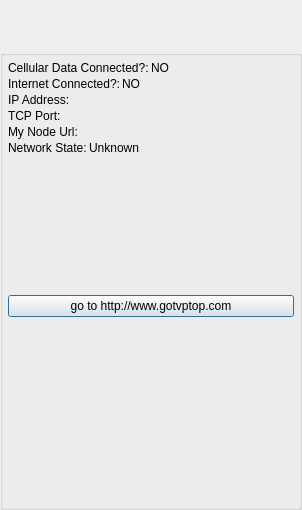
brettrjones/gotvptop, file GoTvApps/GoTvCommon/Forms/ActivityNetworkStatus.ui: the form before one commit.
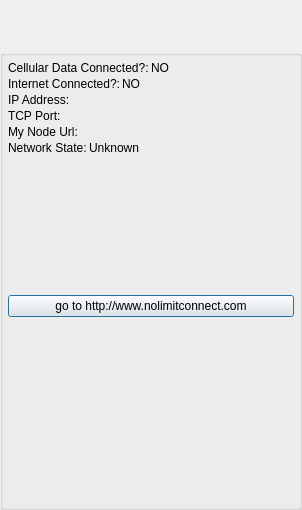
The form after the commit. Custom widgets are drawn as their Qt base class.

What changed in the file:
```diff
--- a/GoTvApps/GoTvCommon/Forms/ActivityNetworkStatus.ui
+++ b/GoTvApps/GoTvCommon/Forms/ActivityNetworkStatus.ui
@@ -309,7 +309,7 @@
       <item>
        <widget class="QPushButton" name="gotoWebsiteButton">
         <property name="text">
-         <string>go to http://www.gotvptop.com</string>
+         <string>go to http://www.nolimitconnect.com</string>
         </property>
        </widget>
       </item>
```
